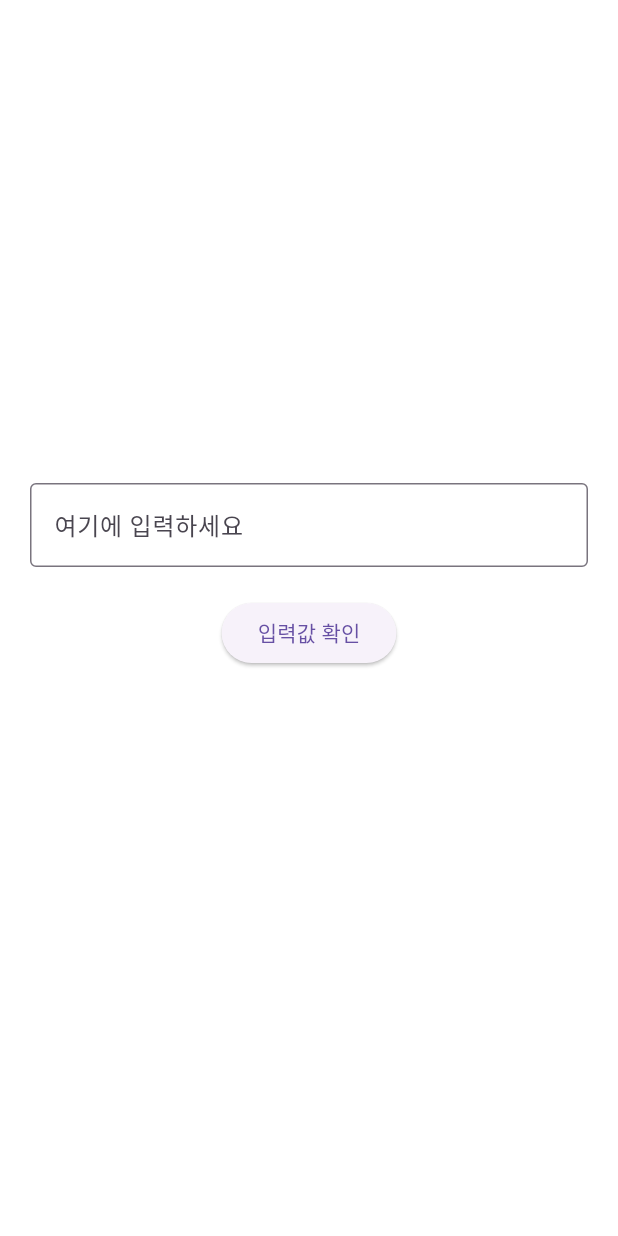
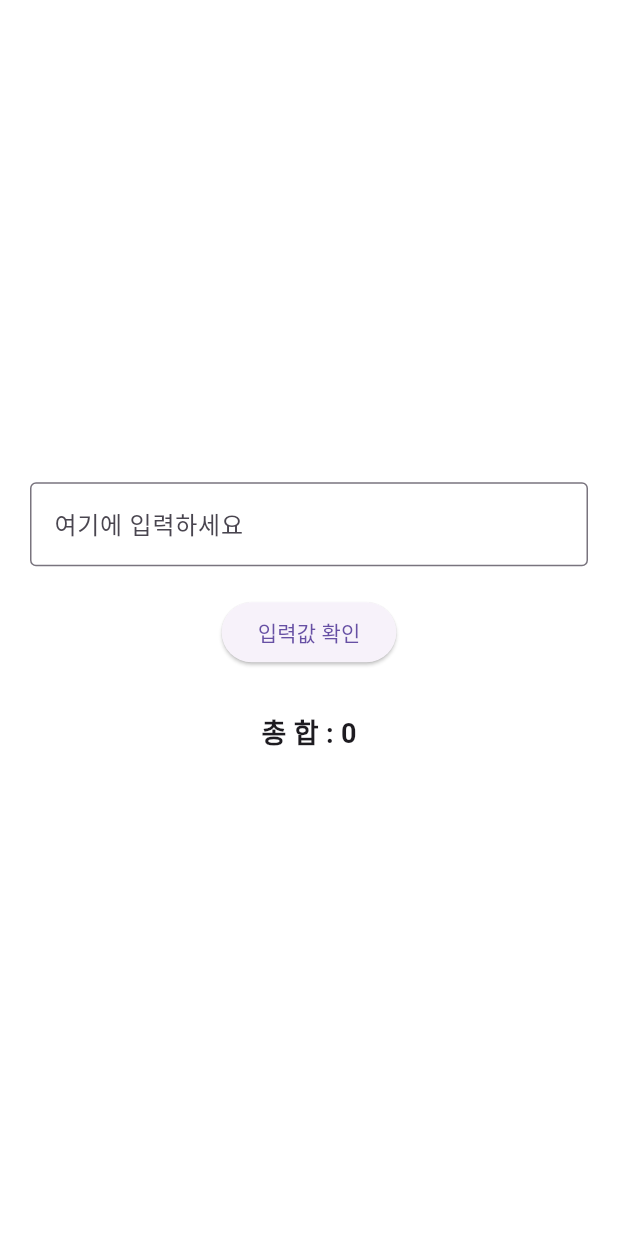
Before and after one commit to leehyunmin12/flutter-example, a Flutter app: the screen it shows after launch, after a tap on "입력값 확인", on a phone screen of 412 x 824 dp. Run offline on Flutter 3.47's test engine with Material 3 defaults, Android fonts, the light colour scheme and no system bars.

Commit message:
feat : 입력받은 값의 누적값 출력

```diff
--- a/lib/main.dart
+++ b/lib/main.dart
@@ -15,9 +15,12 @@ class _MyAppState extends State<MyApp> {
   final TextEditingController _controller = TextEditingController();
   String resultText = '';
   List<String> texts = [];
+  int sum = 0;
   void showInput() {
     setState(() {
-      texts.add(_controller.text);
+      // texts.add(_controller.text);
+      int k = int.parse(_controller.text);
+      if (k != Null) sum += k;
       _controller.clear();
     });
   }
@@ -47,9 +50,16 @@ class _MyAppState extends State<MyApp> {
                   child: const Text('입력값 확인'),
                 ),
                 const SizedBox(height: 30),
-                ...texts.map(
-                  (text) => Text(text, style: const TextStyle(fontSize: 18)),
+                Text(
+                  '총 합 : $sum',
+                  style: const TextStyle(
+                    fontSize: 18,
+                    fontWeight: FontWeight.bold
+                  ),
                 ),
+                // ...texts.map(
+                //   (text) => Text(text, style: const TextStyle(fontSize: 18)),
+                // ),
               ],
             ),
           ),
```
